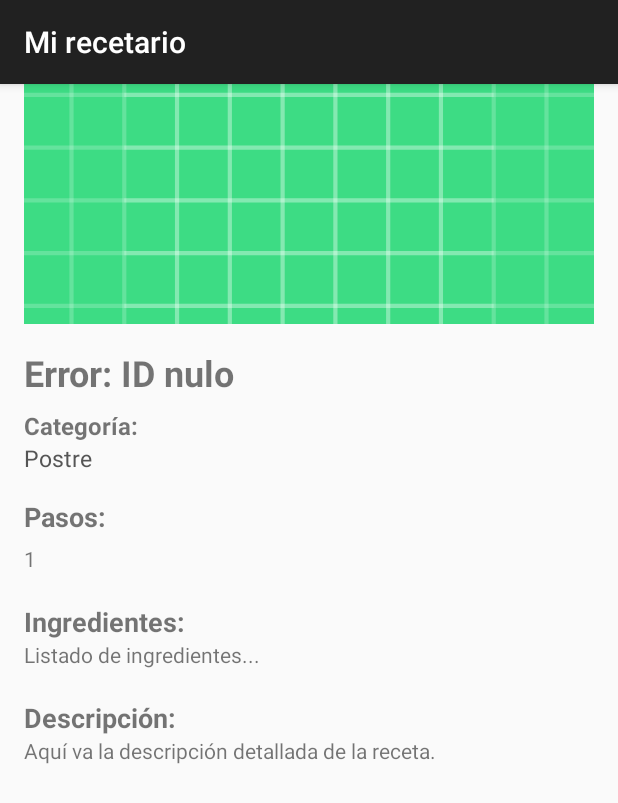
After one commit to KennethCampos/Movil-I, an Android app: the activity_recipe_detail screen opened directly, with no data from a screen before it, on a phone screen of 412 x 824 dp. The commit adds this screen. Shown: the top 803 px of the screen. Run offline under Robolectric (Android 15) with nearby library versions, the phone set to English and light mode, and no system bars.

Commit message:
semana11

```diff
--- a/app/src/main/AndroidManifest.xml
+++ b/app/src/main/AndroidManifest.xml
@@ -11,10 +11,13 @@
         android:dataExtractionRules="@xml/data_extraction_rules"
         android:fullBackupContent="@xml/backup_rules"
         android:icon="@mipmap/ic_launcher"
-        android:label="@string/app_name"
+        android:label="Mi recetario"
         android:roundIcon="@mipmap/ic_launcher_round"
         android:supportsRtl="true"
         android:theme="@style/Theme.AppCompat.Light.DarkActionBar">
+        <activity
+            android:name=".activity_recipe_detail"
+            android:exported="false" />
         <activity
             android:name=".activity_recipe_list"
             android:exported="false" />
--- a/app/src/main/java/com/example/myapplication/MainActivity.kt
+++ b/app/src/main/java/com/example/myapplication/MainActivity.kt
@@ -1,5 +1,7 @@
 package com.example.myapplication
 
+import Entity.Recipe
+import android.content.Intent
 import android.os.Bundle
 import android.view.View
 import android.widget.Button
@@ -30,5 +32,9 @@ class MainActivity : AppCompatActivity() {
                 , activity_recipe_list::class.java)
         })
 
+
+
+
     }
+
 }
--- a/app/src/main/java/com/example/myapplication/RecipeListAdapter.kt
+++ b/app/src/main/java/com/example/myapplication/RecipeListAdapter.kt
@@ -1,11 +1,13 @@
 package com.example.myapplication
 
 import Entity.Recipe
+import android.content.Intent
 import android.view.LayoutInflater
 import android.view.View
 import android.view.ViewGroup
 import android.widget.ImageView
 import android.widget.TextView
+import androidx.core.content.ContextCompat.startActivity
 import androidx.recyclerview.widget.RecyclerView
 import interfaces.OnItemClickListener
 
@@ -47,4 +49,6 @@ class RecipeListAdapter(
     override fun getItemCount(): Int {
         return itemList.size
     }
+
+
 }
--- /dev/null
+++ b/app/src/main/java/com/example/myapplication/activity_recipe_detail.kt
@@ -0,0 +1,58 @@
+package com.example.myapplication
+
+import Controller.RecipeController
+import Entity.Recipe
+import Util.EXTRA_RECETA_ID
+import android.annotation.SuppressLint
+import android.os.Bundle
+import android.widget.ImageView
+import android.widget.TextView
+import androidx.activity.enableEdgeToEdge
+import androidx.appcompat.app.AppCompatActivity
+import androidx.core.view.ViewCompat
+import androidx.core.view.WindowInsetsCompat
+
+class activity_recipe_detail : AppCompatActivity() {
+
+    override fun onCreate(savedInstanceState: Bundle?) {
+        super.onCreate(savedInstanceState)
+        enableEdgeToEdge()
+        setContentView(R.layout.activity_recipe_detail)
+
+        // Referencias correctas
+        val imgPhoto = findViewById<ImageView>(R.id.imgRecipePhoto)
+        val txtName = findViewById<TextView>(R.id.txtRecipeName)
+        val txtCategory = findViewById<TextView>(R.id.txtRecipeCategory)
+        val txtDescription = findViewById<TextView>(R.id.txtRecipeDescription)
+        val txtIngredients = findViewById<TextView>(R.id.txtRecipeIngredients)
+        val txtSteps = findViewById<TextView>(R.id.txtRecipeSteps)
+
+       //sacar el id
+        val id = intent.getStringExtra(EXTRA_RECETA_ID)
+
+        if (id == null) {
+            txtName.text = "Error: ID nulo"
+            return
+        }
+
+       //llama al controller y busca el id
+        val controller = RecipeController(this)
+        val recipe: Recipe? = controller.getById(id)
+
+        if (recipe == null) {
+            txtName.text = "Error: Receta no encontrada"
+            return
+        }
+
+      //mostrar datos
+        txtName.text = recipe.Name
+        txtCategory.text = recipe.Category
+        txtSteps.text = recipe.Steps
+        txtDescription.text = recipe.Description
+        txtIngredients.text = recipe.Ingredients
+
+        recipe.Photo?.let {
+            imgPhoto.setImageBitmap(it)
+        }
+    }
+}
--- a/app/src/main/java/com/example/myapplication/activity_recipe_list.kt
+++ b/app/src/main/java/com/example/myapplication/activity_recipe_list.kt
@@ -41,7 +41,7 @@ class activity_recipe_list : AppCompatActivity(), OnItemClickListener {
     }
 
     override fun onItemClicked(recipe: Recipe) {
-        Util.openActivity(this, Activity_agregar_receta::class.java, EXTRA_RECETA_ID, recipe.ID)
+        Util.openActivity(this, activity_recipe_detail::class.java, EXTRA_RECETA_ID, recipe.ID)
         //Toast.makeText(this,"Person name ${person.FullName()} \n Phone:${person.Phone.toString()}"
         //    ,Toast.LENGTH_LONG).show()
         //Log.i("CONTACT", contact.FullName)
--- a/app/src/main/res/layout/activity_agregar_receta.xml
+++ b/app/src/main/res/layout/activity_agregar_receta.xml
@@ -9,7 +9,7 @@
 
     <TableLayout
         android:id="@+id/tableLayout"
-        android:layout_width="402dp"
+        android:layout_width="381dp"
         android:layout_height="374dp"
         app:layout_constraintBottom_toBottomOf="parent"
         app:layout_constraintEnd_toEndOf="parent"
--- /dev/null
+++ b/app/src/main/res/layout/activity_recipe_detail.xml
@@ -0,0 +1,103 @@
+<?xml version="1.0" encoding="utf-8"?>
+<ScrollView xmlns:android="http://schemas.android.com/apk/res/android"
+    android:layout_width="match_parent"
+    android:layout_height="match_parent"
+    android:padding="16dp">
+
+    <LinearLayout
+        android:layout_width="match_parent"
+        android:layout_height="wrap_content"
+        android:orientation="vertical">
+
+        <!-- FOTO -->
+        <ImageView
+            android:id="@+id/imgRecipePhoto"
+            android:layout_width="match_parent"
+            android:layout_height="200dp"
+            android:scaleType="centerCrop"
+            android:src="@drawable/ic_launcher_background"
+            android:background="#DDDDDD"
+            android:layout_marginBottom="16dp" />
+
+        <!-- NOMBRE -->
+        <TextView
+            android:id="@+id/txtRecipeName"
+            android:layout_width="wrap_content"
+            android:layout_height="wrap_content"
+            android:text="Nombre de la receta"
+            android:textSize="24sp"
+            android:textStyle="bold"
+            android:layout_marginBottom="8dp" />
+
+        <!-- CATEGORÍA -->
+        <TextView
+            android:id="@+id/txtRecipeCategoryLabel"
+            android:layout_width="wrap_content"
+            android:layout_height="wrap_content"
+            android:text="Categoría:"
+            android:textStyle="bold"
+            android:textSize="16sp" />
+
+        <TextView
+            android:id="@+id/txtRecipeCategory"
+            android:layout_width="match_parent"
+            android:layout_height="wrap_content"
+            android:text="Postre"
+            android:textSize="15sp"
+            android:textColor="#555555"
+            android:layout_marginBottom="16dp" />
+
+
+
+        <!-- PASOS -->
+        <TextView
+            android:id="@+id/txtRecipeStepsLabel"
+            android:layout_width="wrap_content"
+            android:layout_height="wrap_content"
+            android:text="Pasos:"
+            android:textStyle="bold"
+            android:textSize="18sp"
+            android:layout_marginBottom="6dp" />
+
+        <TextView
+            android:id="@+id/txtRecipeSteps"
+            android:layout_width="match_parent"
+            android:layout_height="wrap_content"
+            android:text="1"
+            android:layout_marginBottom="20dp" />
+
+
+        <!-- INGREDIENTES -->
+        <TextView
+            android:id="@+id/txtRecipeIngredientsLabel"
+            android:layout_width="wrap_content"
+            android:layout_height="wrap_content"
+            android:text="Ingredientes:"
+            android:textStyle="bold"
+            android:textSize="18sp" />
+
+        <TextView
+            android:id="@+id/txtRecipeIngredients"
+            android:layout_width="match_parent"
+            android:layout_height="wrap_content"
+            android:text="Listado de ingredientes..."
+            android:layout_marginBottom="20dp" />
+
+        <!-- descripcion -->
+        <TextView
+            android:id="@+id/txtRecipeDescriptionLabel"
+            android:layout_width="wrap_content"
+            android:layout_height="wrap_content"
+            android:text="Descripción:"
+            android:textStyle="bold"
+            android:textSize="18sp" />
+
+        <TextView
+            android:id="@+id/txtRecipeDescription"
+            android:layout_width="match_parent"
+            android:layout_height="wrap_content"
+            android:text="Aquí va la descripción detallada de la receta."
+            android:layout_marginBottom="20dp" />
+
+    </LinearLayout>
+</ScrollView>
```
Also changed, not shown: app/src/main/java/Entity/api.java (added, +93 -0 lines), app/src/main/res/layout/activity_recipe_list.xml (+5 -3 lines).
